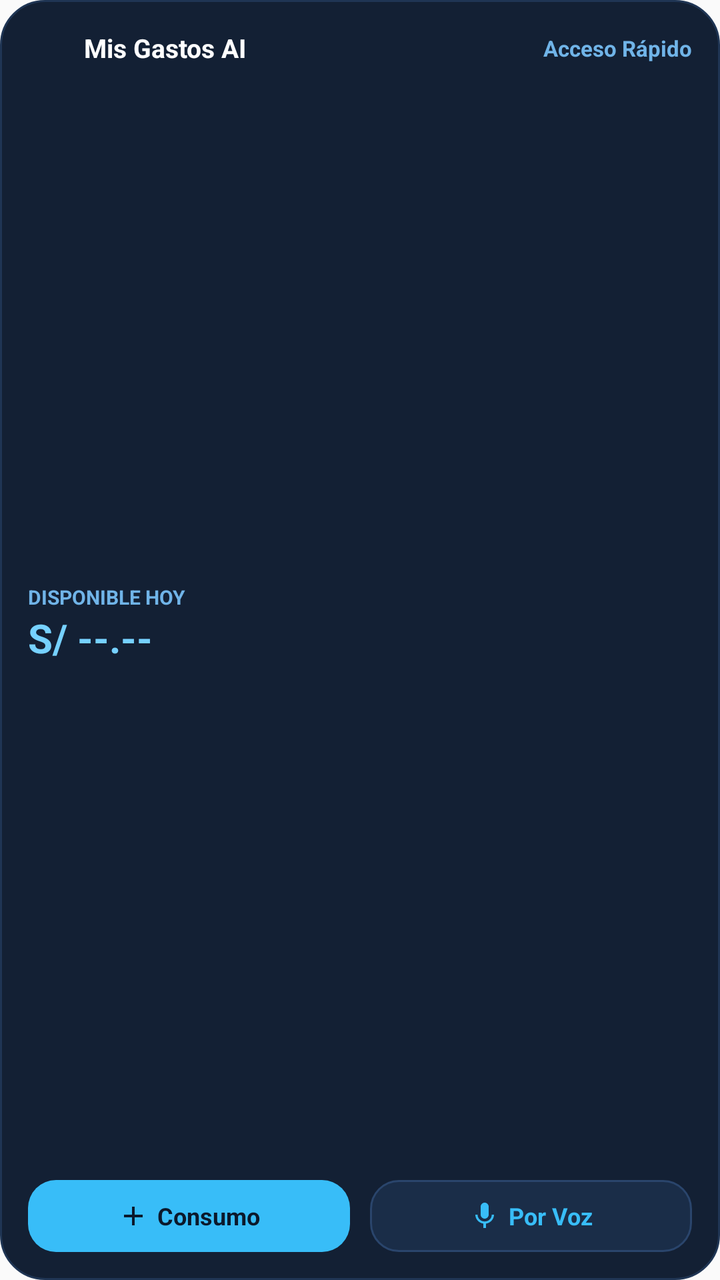
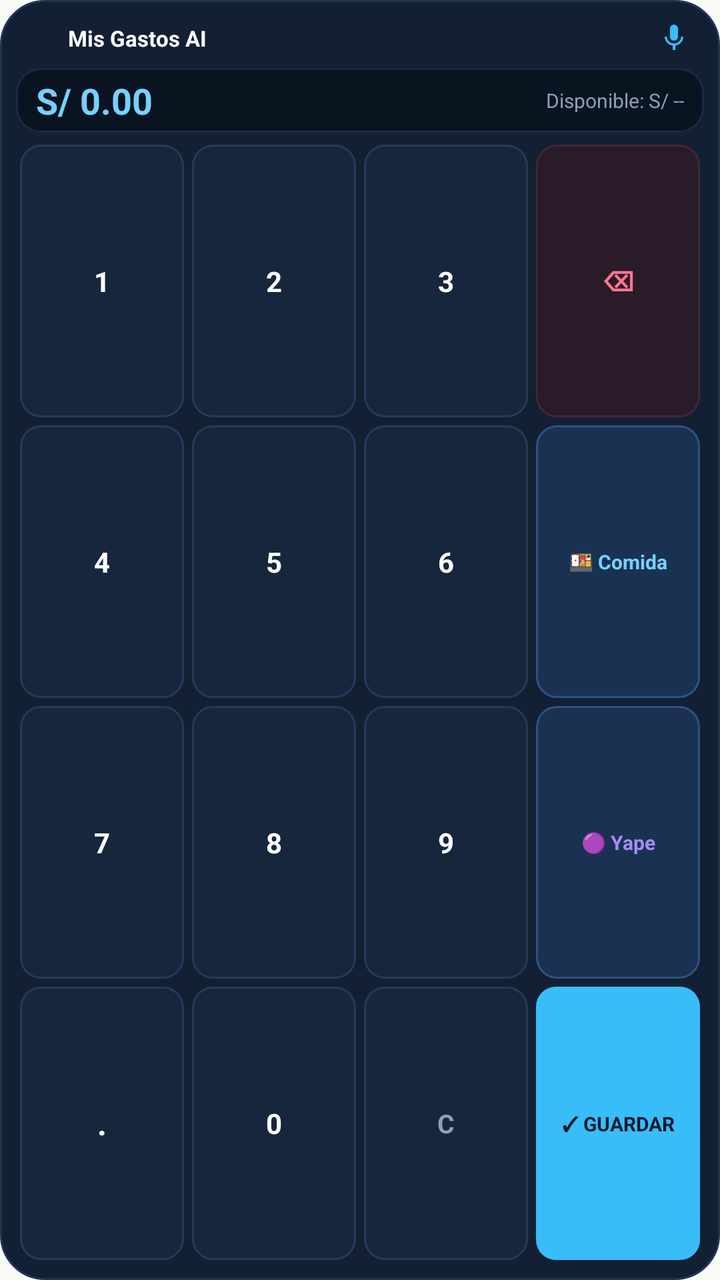

Screens rendered from an Android XML layout before and after an edit, with the pre-edit source and the edit as a unified diff.
<!-- AndroidManifest.xml: application theme Theme.MisGastos -->
<!-- res/layout/widget_acceso_rapido.xml -->
<?xml version="1.0" encoding="utf-8"?>
<LinearLayout xmlns:android="http://schemas.android.com/apk/res/android"
    android:id="@+id/widget_container"
    android:layout_width="match_parent"
    android:layout_height="match_parent"
    android:background="@drawable/bg_widget_card"
    android:orientation="vertical"
    android:padding="14dp">

    
    <LinearLayout
        android:layout_width="match_parent"
        android:layout_height="wrap_content"
        android:gravity="center_vertical"
        android:orientation="horizontal">

        <ImageView
            android:layout_width="20dp"
            android:layout_height="20dp"
            android:src="@mipmap/ic_launcher_round" />

        <TextView
            android:layout_width="0dp"
            android:layout_height="wrap_content"
            android:layout_marginStart="8dp"
            android:layout_weight="1"
            android:text="Mis Gastos AI"
            android:textColor="#FFFFFF"
            android:textSize="13sp"
            android:textStyle="bold" />

        <TextView
            android:layout_width="wrap_content"
            android:layout_height="wrap_content"
            android:text="Acceso Rápido"
            android:textColor="#70B4E8"
            android:textSize="11sp"
            android:textStyle="bold" />
    </LinearLayout>

    
    <LinearLayout
        android:layout_width="match_parent"
        android:layout_height="0dp"
        android:layout_weight="1"
        android:gravity="center_vertical"
        android:orientation="vertical"
        android:paddingTop="2dp"
        android:paddingBottom="2dp">

        <TextView
            android:layout_width="wrap_content"
            android:layout_height="wrap_content"
            android:text="DISPONIBLE HOY"
            android:textColor="#70B4E8"
            android:textSize="10sp"
            android:textStyle="bold" />

        <TextView
            android:id="@+id/widget_txt_saldo"
            android:layout_width="wrap_content"
            android:layout_height="wrap_content"
            android:text="S/ --.--"
            android:textColor="#76D1FF"
            android:textSize="20sp"
            android:textStyle="bold" />
    </LinearLayout>

    
    <LinearLayout
        android:layout_width="match_parent"
        android:layout_height="wrap_content"
        android:gravity="center_vertical"
        android:orientation="horizontal">

        
        <LinearLayout
            android:id="@+id/widget_btn_nuevo_consumo"
            android:layout_width="0dp"
            android:layout_height="36dp"
            android:layout_marginEnd="5dp"
            android:layout_weight="1"
            android:background="@drawable/bg_widget_btn_primary"
            android:clickable="true"
            android:focusable="true"
            android:gravity="center"
            android:orientation="horizontal">

            <ImageView
                android:layout_width="16dp"
                android:layout_height="16dp"
                android:src="@drawable/ic_widget_add" />

            <TextView
                android:layout_width="wrap_content"
                android:layout_height="wrap_content"
                android:layout_marginStart="4dp"
                android:text="Consumo"
                android:textColor="#0B192C"
                android:textSize="12sp"
                android:textStyle="bold" />
        </LinearLayout>

        
        <LinearLayout
            android:id="@+id/widget_btn_voz"
            android:layout_width="0dp"
            android:layout_height="36dp"
            android:layout_marginStart="5dp"
            android:layout_weight="1"
            android:background="@drawable/bg_widget_btn_secondary"
            android:clickable="true"
            android:focusable="true"
            android:gravity="center"
            android:orientation="horizontal">

            <ImageView
                android:layout_width="16dp"
                android:layout_height="16dp"
                android:src="@drawable/ic_widget_mic" />

            <TextView
                android:layout_width="wrap_content"
                android:layout_height="wrap_content"
                android:layout_marginStart="4dp"
                android:text="Por Voz"
                android:textColor="#38BDF8"
                android:textSize="12sp"
                android:textStyle="bold" />
        </LinearLayout>
    </LinearLayout>
</LinearLayout>
<!-- resources referenced by this layout -->
<resources>
  <!-- drawable bg_widget_btn_primary (drawable) -->
  <?xml version="1.0" encoding="utf-8"?>
  <shape xmlns:android="http://schemas.android.com/apk/res/android"
      android:shape="rectangle">
      <solid android:color="#38BDF8" />
      <corners android:radius="14dp" />
  </shape>
  <!-- drawable bg_widget_btn_secondary (drawable) -->
  <?xml version="1.0" encoding="utf-8"?>
  <shape xmlns:android="http://schemas.android.com/apk/res/android"
      android:shape="rectangle">
      <solid android:color="#1A2D48" />
      <corners android:radius="14dp" />
      <stroke
          android:width="1dp"
          android:color="#2A456C" />
  </shape>
  <!-- drawable bg_widget_card (drawable) -->
  <?xml version="1.0" encoding="utf-8"?>
  <shape xmlns:android="http://schemas.android.com/apk/res/android"
      android:shape="rectangle">
      <solid android:color="#132034" />
      <corners android:radius="22dp" />
      <stroke
          android:width="1dp"
          android:color="#1F3554" />
  </shape>
  <!-- drawable ic_widget_add (drawable) -->
  <?xml version="1.0" encoding="utf-8"?>
  <vector xmlns:android="http://schemas.android.com/apk/res/android"
      android:width="20dp"
      android:height="20dp"
      android:viewportWidth="24"
      android:viewportHeight="24">
      <path
          android:fillColor="#0B192C"
          android:pathData="M19,13h-6v6h-2v-6H5v-2h6V5h2v6h6v2z" />
  </vector>
  <!-- drawable ic_widget_mic (drawable) -->
  <?xml version="1.0" encoding="utf-8"?>
  <vector xmlns:android="http://schemas.android.com/apk/res/android"
      android:width="20dp"
      android:height="20dp"
      android:viewportWidth="24"
      android:viewportHeight="24">
      <path
          android:fillColor="#38BDF8"
          android:pathData="M12,14c1.66,0 3,-1.34 3,-3V5c0,-1.66 -1.34,-3 -3,-3S9,3.34 9,5v6C9,12.66 10.34,14 12,14zM17.3,11c0,3 -2.54,5.1 -5.3,5.1S6.7,14 6.7,11H5c0,3.41 2.72,6.23 6,6.72V21h2v-3.28c3.28,-0.49 6,-3.31 6,-6.72H17.3z" />
  </vector>
  <!-- mipmap ic_launcher_round (mipmap-anydpi-v26) -->
  <?xml version="1.0" encoding="utf-8"?>
  <adaptive-icon xmlns:android="http://schemas.android.com/apk/res/android">
      <background android:drawable="@drawable/ic_launcher_background" />
      <foreground android:drawable="@mipmap/ic_launcher_foreground" />
      <monochrome android:drawable="@mipmap/ic_launcher_foreground" />
  </adaptive-icon>
  <style name="Theme.MisGastos" parent="android:Theme.Material.Light.NoActionBar" />
  <!-- drawable ic_launcher_background (drawable) -->
  <?xml version="1.0" encoding="utf-8"?>
  <vector xmlns:android="http://schemas.android.com/apk/res/android"
      android:width="108dp"
      android:height="108dp"
      android:viewportWidth="108"
      android:viewportHeight="108">
      <path
          android:fillColor="#061528"
          android:pathData="M0,0h108v108h-108z" />
  </vector>
</resources>

<!-- the commit's change to res/layout/widget_acceso_rapido.xml (unified diff, before → after) -->
@@ -1,132 +1,362 @@
 <?xml version="1.0" encoding="utf-8"?>
 <LinearLayout xmlns:android="http://schemas.android.com/apk/res/android"
-    android:id="@+id/widget_container"
     android:layout_width="match_parent"
     android:layout_height="match_parent"
     android:background="@drawable/bg_widget_card"
     android:orientation="vertical"
-    android:padding="14dp">
-
-    
-    <LinearLayout
-        android:layout_width="match_parent"
-        android:layout_height="wrap_content"
+    android:padding="8dp">
+
+    
+    <LinearLayout
+        android:layout_width="match_parent"
+        android:layout_height="22dp"
         android:gravity="center_vertical"
-        android:orientation="horizontal">
-
-        <ImageView
-            android:layout_width="20dp"
-            android:layout_height="20dp"
-            android:src="@mipmap/ic_launcher_round" />
-
-        <TextView
-            android:layout_width="0dp"
-            android:layout_height="wrap_content"
-            android:layout_marginStart="8dp"
-            android:layout_weight="1"
-            android:text="Mis Gastos AI"
-            android:textColor="#FFFFFF"
-            android:textSize="13sp"
-            android:textStyle="bold" />
-
-        <TextView
-            android:layout_width="wrap_content"
-            android:layout_height="wrap_content"
-            android:text="Acceso Rápido"
-            android:textColor="#70B4E8"
-            android:textSize="11sp"
-            android:textStyle="bold" />
-    </LinearLayout>
-
-    
-    <LinearLayout
-        android:layout_width="match_parent"
-        android:layout_height="0dp"
-        android:layout_weight="1"
-        android:gravity="center_vertical"
-        android:orientation="vertical"
-        android:paddingTop="2dp"
-        android:paddingBottom="2dp">
-
-        <TextView
-            android:layout_width="wrap_content"
-            android:layout_height="wrap_content"
-            android:text="DISPONIBLE HOY"
-            android:textColor="#70B4E8"
-            android:textSize="10sp"
-            android:textStyle="bold" />
-
-        <TextView
-            android:id="@+id/widget_txt_saldo"
-            android:layout_width="wrap_content"
-            android:layout_height="wrap_content"
-            android:text="S/ --.--"
-            android:textColor="#76D1FF"
-            android:textSize="20sp"
-            android:textStyle="bold" />
-    </LinearLayout>
-
-    
-    <LinearLayout
-        android:layout_width="match_parent"
-        android:layout_height="wrap_content"
-        android:gravity="center_vertical"
-        android:orientation="horizontal">
-
-        
+        android:orientation="horizontal"
+        android:paddingStart="4dp"
+        android:paddingEnd="4dp">
+
         <LinearLayout
-            android:id="@+id/widget_btn_nuevo_consumo"
-            android:layout_width="0dp"
-            android:layout_height="36dp"
-            android:layout_marginEnd="5dp"
-            android:layout_weight="1"
-            android:background="@drawable/bg_widget_btn_primary"
-            android:clickable="true"
-            android:focusable="true"
-            android:gravity="center"
+            android:id="@+id/widget_btn_open_app"
+            android:layout_width="0dp"
+            android:layout_height="match_parent"
+            android:layout_weight="1"
+            android:clickable="true"
+            android:focusable="true"
+            android:gravity="center_vertical"
             android:orientation="horizontal">
 
             <ImageView
                 android:layout_width="16dp"
                 android:layout_height="16dp"
-                android:src="@drawable/ic_widget_add" />
+                android:src="@mipmap/ic_launcher_round" />
 
             <TextView
                 android:layout_width="wrap_content"
                 android:layout_height="wrap_content"
-                android:layout_marginStart="4dp"
-                android:text="Consumo"
-                android:textColor="#0B192C"
-                android:textSize="12sp"
+                android:layout_marginStart="6dp"
+                android:text="Mis Gastos AI"
+                android:textColor="#FFFFFF"
+                android:textSize="11sp"
                 android:textStyle="bold" />
         </LinearLayout>
 
-        
-        <LinearLayout
-            android:id="@+id/widget_btn_voz"
-            android:layout_width="0dp"
-            android:layout_height="36dp"
-            android:layout_marginStart="5dp"
-            android:layout_weight="1"
-            android:background="@drawable/bg_widget_btn_secondary"
-            android:clickable="true"
-            android:focusable="true"
-            android:gravity="center"
-            android:orientation="horizontal">
-
-            <ImageView
-                android:layout_width="16dp"
-                android:layout_height="16dp"
-                android:src="@drawable/ic_widget_mic" />
-
-            <TextView
-                android:layout_width="wrap_content"
-                android:layout_height="wrap_content"
-                android:layout_marginStart="4dp"
-                android:text="Por Voz"
-                android:textColor="#38BDF8"
-                android:textSize="12sp"
-                android:textStyle="bold" />
-        </LinearLayout>
-    </LinearLayout>
+        <ImageView
+            android:id="@+id/widget_btn_voice"
+            android:layout_width="22dp"
+            android:layout_height="22dp"
+            android:clickable="true"
+            android:focusable="true"
+            android:padding="3dp"
+            android:src="@drawable/ic_widget_mic" />
+    </LinearLayout>
+
+    
+    <LinearLayout
+        android:layout_width="match_parent"
+        android:layout_height="wrap_content"
+        android:layout_marginTop="4dp"
+        android:layout_marginBottom="4dp"
+        android:background="@drawable/bg_widget_display"
+        android:gravity="center_vertical"
+        android:orientation="horizontal"
+        android:paddingStart="10dp"
+        android:paddingTop="4dp"
+        android:paddingEnd="10dp"
+        android:paddingBottom="4dp">
+
+        <TextView
+            android:id="@+id/widget_txt_monto"
+            android:layout_width="0dp"
+            android:layout_height="wrap_content"
+            android:layout_weight="1"
+            android:text="S/ 0.00"
+            android:textColor="#76D1FF"
+            android:textSize="18sp"
+            android:textStyle="bold" />
+
+        <TextView
+            android:id="@+id/widget_txt_info"
+            android:layout_width="wrap_content"
+            android:layout_height="wrap_content"
+            android:text="Disponible: S/ --"
+            android:textColor="#8E9FB8"
+            android:textSize="10sp" />
+    </LinearLayout>
+
+    
+    
+    <LinearLayout
+        android:layout_width="match_parent"
+        android:layout_height="0dp"
+        android:layout_weight="1"
+        android:orientation="horizontal">
+
+        <TextView
+            android:id="@+id/widget_key_1"
+            android:layout_width="0dp"
+            android:layout_height="match_parent"
+            android:layout_margin="2dp"
+            android:layout_weight="1"
+            android:background="@drawable/bg_widget_key"
+            android:clickable="true"
+            android:focusable="true"
+            android:gravity="center"
+            android:text="1"
+            android:textColor="#FFFFFF"
+            android:textSize="14sp"
+            android:textStyle="bold" />
+
+        <TextView
+            android:id="@+id/widget_key_2"
+            android:layout_width="0dp"
+            android:layout_height="match_parent"
+            android:layout_margin="2dp"
+            android:layout_weight="1"
+            android:background="@drawable/bg_widget_key"
+            android:clickable="true"
+            android:focusable="true"
+            android:gravity="center"
+            android:text="2"
+            android:textColor="#FFFFFF"
+            android:textSize="14sp"
+            android:textStyle="bold" />
+
+        <TextView
+            android:id="@+id/widget_key_3"
+            android:layout_width="0dp"
+            android:layout_height="match_parent"
+            android:layout_margin="2dp"
+            android:layout_weight="1"
+            android:background="@drawable/bg_widget_key"
+            android:clickable="true"
+            android:focusable="true"
+            android:gravity="center"
+            android:text="3"
+            android:textColor="#FFFFFF"
+            android:textSize="14sp"
+            android:textStyle="bold" />
+
+        <TextView
+            android:id="@+id/widget_key_del"
+            android:layout_width="0dp"
+            android:layout_height="match_parent"
+            android:layout_margin="2dp"
+            android:layout_weight="1"
+            android:background="@drawable/bg_widget_key_delete"
+            android:clickable="true"
+            android:focusable="true"
+            android:gravity="center"
+            android:text="⌫"
+            android:textColor="#FF758F"
+            android:textSize="14sp"
+            android:textStyle="bold" />
+    </LinearLayout>
+
+    
+    <LinearLayout
+        android:layout_width="match_parent"
+        android:layout_height="0dp"
+        android:layout_weight="1"
+        android:orientation="horizontal">
+
+        <TextView
+            android:id="@+id/widget_key_4"
+            android:layout_width="0dp"
+            android:layout_height="match_parent"
+            android:layout_margin="2dp"
+            android:layout_weight="1"
+            android:background="@drawable/bg_widget_key"
+            android:clickable="true"
+            android:focusable="true"
+            android:gravity="center"
+            android:text="4"
+            android:textColor="#FFFFFF"
+            android:textSize="14sp"
+            android:textStyle="bold" />
+
+        <TextView
+            android:id="@+id/widget_key_5"
+            android:layout_width="0dp"
+            android:layout_height="match_parent"
+            android:layout_margin="2dp"
+            android:layout_weight="1"
+            android:background="@drawable/bg_widget_key"
+            android:clickable="true"
+            android:focusable="true"
+            android:gravity="center"
+            android:text="5"
+            android:textColor="#FFFFFF"
+            android:textSize="14sp"
+            android:textStyle="bold" />
+
+        <TextView
+            android:id="@+id/widget_key_6"
+            android:layout_width="0dp"
+            android:layout_height="match_parent"
+            android:layout_margin="2dp"
+            android:layout_weight="1"
+            android:background="@drawable/bg_widget_key"
+            android:clickable="true"
+            android:focusable="true"
+            android:gravity="center"
+            android:text="6"
+            android:textColor="#FFFFFF"
+            android:textSize="14sp"
+            android:textStyle="bold" />
+
+        <TextView
+            android:id="@+id/widget_key_cat"
+            android:layout_width="0dp"
+            android:layout_height="match_parent"
+            android:layout_margin="2dp"
+            android:layout_weight="1"
+            android:background="@drawable/bg_widget_key_action"
+            android:clickable="true"
+            android:focusable="true"
+            android:gravity="center"
+            android:lines="1"
+            android:text="🍱 Comida"
+            android:textColor="#76D1FF"
+            android:textSize="10sp"
+            android:textStyle="bold" />
+    </LinearLayout>
+
+    
+    <LinearLayout
+        android:layout_width="match_parent"
+        android:layout_height="0dp"
+        android:layout_weight="1"
+        android:orientation="horizontal">
+
+        <TextView
+            android:id="@+id/widget_key_7"
+            android:layout_width="0dp"
+            android:layout_height="match_parent"
+            android:layout_margin="2dp"
+            android:layout_weight="1"
+            android:background="@drawable/bg_widget_key"
+            android:clickable="true"
+            android:focusable="true"
+            android:gravity="center"
+            android:text="7"
+            android:textColor="#FFFFFF"
+            android:textSize="14sp"
+            android:textStyle="bold" />
+
+        <TextView
+            android:id="@+id/widget_key_8"
+            android:layout_width="0dp"
+            android:layout_height="match_parent"
+            android:layout_margin="2dp"
+            android:layout_weight="1"
+            android:background="@drawable/bg_widget_key"
+            android:clickable="true"
+            android:focusable="true"
+            android:gravity="center"
+            android:text="8"
+            android:textColor="#FFFFFF"
+            android:textSize="14sp"
+            android:textStyle="bold" />
+
+        <TextView
+            android:id="@+id/widget_key_9"
+            android:layout_width="0dp"
+            android:layout_height="match_parent"
+            android:layout_margin="2dp"
+            android:layout_weight="1"
+            android:background="@drawable/bg_widget_key"
+            android:clickable="true"
+            android:focusable="true"
+            android:gravity="center"
+            android:text="9"
+            android:textColor="#FFFFFF"
+            android:textSize="14sp"
+            android:textStyle="bold" />
+
+        <TextView
+            android:id="@+id/widget_key_cta"
+            android:layout_width="0dp"
+            android:layout_height="match_parent"
+            android:layout_margin="2dp"
+            android:layout_weight="1"
+            android:background="@drawable/bg_widget_key_action"
+            android:clickable="true"
+            android:focusable="true"
+            android:gravity="center"
+            android:lines="1"
+            android:text="🟣 Yape"
+            android:textColor="#A78BFA"
+            android:textSize="10sp"
+            android:textStyle="bold" />
+    </LinearLayout>
+
+    
+    <LinearLayout
+        android:layout_width="match_parent"
+        android:layout_height="0dp"
+        android:layout_weight="1"
+        android:orientation="horizontal">
+
+        <TextView
+            android:id="@+id/widget_key_dot"
+            android:layout_width="0dp"
+            android:layout_height="match_parent"
+            android:layout_margin="2dp"
+            android:layout_weight="1"
+            android:background="@drawable/bg_widget_key"
+            android:clickable="true"
+            android:focusable="true"
+            android:gravity="center"
+            android:text="."
+            android:textColor="#FFFFFF"
+            android:textSize="16sp"
+            android:textStyle="bold" />
+
+        <TextView
+            android:id="@+id/widget_key_0"
+            android:layout_width="0dp"
+            android:layout_height="match_parent"
+            android:layout_margin="2dp"
+            android:layout_weight="1"
+            android:background="@drawable/bg_widget_key"
+            android:clickable="true"
+            android:focusable="true"
+            android:gravity="center"
+            android:text="0"
+            android:textColor="#FFFFFF"
+            android:textSize="14sp"
+            android:textStyle="bold" />
+
+        <TextView
+            android:id="@+id/widget_key_clr"
+            android:layout_width="0dp"
+            android:layout_height="match_parent"
+            android:layout_margin="2dp"
+            android:layout_weight="1"
+            android:background="@drawable/bg_widget_key"
+            android:clickable="true"
+            android:focusable="true"
+            android:gravity="center"
+            android:text="C"
+            android:textColor="#8E9FB8"
+            android:textSize="13sp"
+            android:textStyle="bold" />
+
+        <TextView
+            android:id="@+id/widget_key_save"
+            android:layout_width="0dp"
+            android:layout_height="match_parent"
+            android:layout_margin="2dp"
+            android:layout_weight="1"
+            android:background="@drawable/bg_widget_key_save"
+            android:clickable="true"
+            android:focusable="true"
+            android:gravity="center"
+            android:lines="1"
+            android:text="✓ GUARDAR"
+            android:textColor="#0B192C"
+            android:textSize="10sp"
+            android:textStyle="bold" />
+    </LinearLayout>
+
 </LinearLayout>
<!-- resource entries referenced after the edit -->
@@ -1,22 +1,5 @@
 <!-- resources referenced by this layout -->
 <resources>
-  <!-- drawable bg_widget_btn_primary (drawable) -->
-  <?xml version="1.0" encoding="utf-8"?>
-  <shape xmlns:android="http://schemas.android.com/apk/res/android"
-      android:shape="rectangle">
-      <solid android:color="#38BDF8" />
-      <corners android:radius="14dp" />
-  </shape>
-  <!-- drawable bg_widget_btn_secondary (drawable) -->
-  <?xml version="1.0" encoding="utf-8"?>
-  <shape xmlns:android="http://schemas.android.com/apk/res/android"
-      android:shape="rectangle">
-      <solid android:color="#1A2D48" />
-      <corners android:radius="14dp" />
-      <stroke
-          android:width="1dp"
-          android:color="#2A456C" />
-  </shape>
   <!-- drawable bg_widget_card (drawable) -->
   <?xml version="1.0" encoding="utf-8"?>
   <shape xmlns:android="http://schemas.android.com/apk/res/android"
@@ -27,17 +10,53 @@
           android:width="1dp"
           android:color="#1F3554" />
   </shape>
-  <!-- drawable ic_widget_add (drawable) -->
+  <!-- drawable bg_widget_display (drawable) -->
   <?xml version="1.0" encoding="utf-8"?>
-  <vector xmlns:android="http://schemas.android.com/apk/res/android"
-      android:width="20dp"
-      android:height="20dp"
-      android:viewportWidth="24"
-      android:viewportHeight="24">
-      <path
-          android:fillColor="#0B192C"
-          android:pathData="M19,13h-6v6h-2v-6H5v-2h6V5h2v6h6v2z" />
-  </vector>
+  <shape xmlns:android="http://schemas.android.com/apk/res/android"
+      android:shape="rectangle">
+      <solid android:color="#0A1320" />
+      <corners android:radius="12dp" />
+      <stroke
+          android:width="1dp"
+          android:color="#192A42" />
+  </shape>
+  <!-- drawable bg_widget_key (drawable) -->
+  <?xml version="1.0" encoding="utf-8"?>
+  <shape xmlns:android="http://schemas.android.com/apk/res/android"
+      android:shape="rectangle">
+      <solid android:color="#16263D" />
+      <corners android:radius="10dp" />
+      <stroke
+          android:width="1dp"
+          android:color="#243A5B" />
+  </shape>
+  <!-- drawable bg_widget_key_action (drawable) -->
+  <?xml version="1.0" encoding="utf-8"?>
+  <shape xmlns:android="http://schemas.android.com/apk/res/android"
+      android:shape="rectangle">
+      <solid android:color="#193252" />
+      <corners android:radius="10dp" />
+      <stroke
+          android:width="1dp"
+          android:color="#2D5385" />
+  </shape>
+  <!-- drawable bg_widget_key_delete (drawable) -->
+  <?xml version="1.0" encoding="utf-8"?>
+  <shape xmlns:android="http://schemas.android.com/apk/res/android"
+      android:shape="rectangle">
+      <solid android:color="#2A1B28" />
+      <corners android:radius="10dp" />
+      <stroke
+          android:width="1dp"
+          android:color="#46253A" />
+  </shape>
+  <!-- drawable bg_widget_key_save (drawable) -->
+  <?xml version="1.0" encoding="utf-8"?>
+  <shape xmlns:android="http://schemas.android.com/apk/res/android"
+      android:shape="rectangle">
+      <solid android:color="#38BDF8" />
+      <corners android:radius="10dp" />
+  </shape>
   <!-- drawable ic_widget_mic (drawable) -->
   <?xml version="1.0" encoding="utf-8"?>
   <vector xmlns:android="http://schemas.android.com/apk/res/android"
